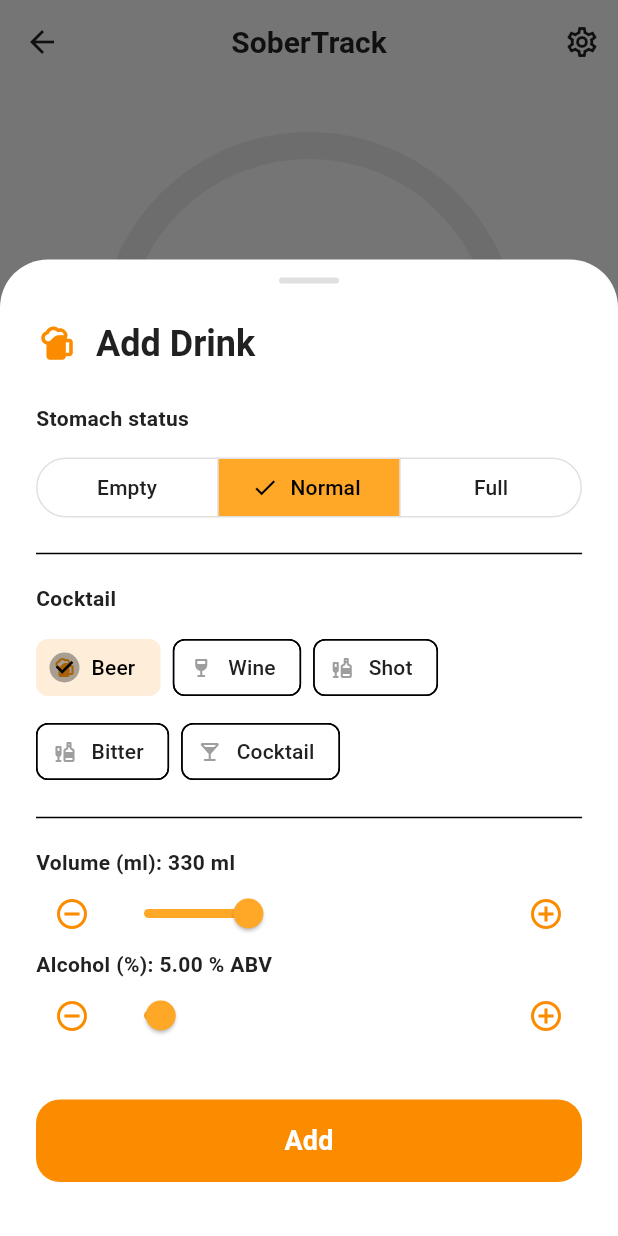
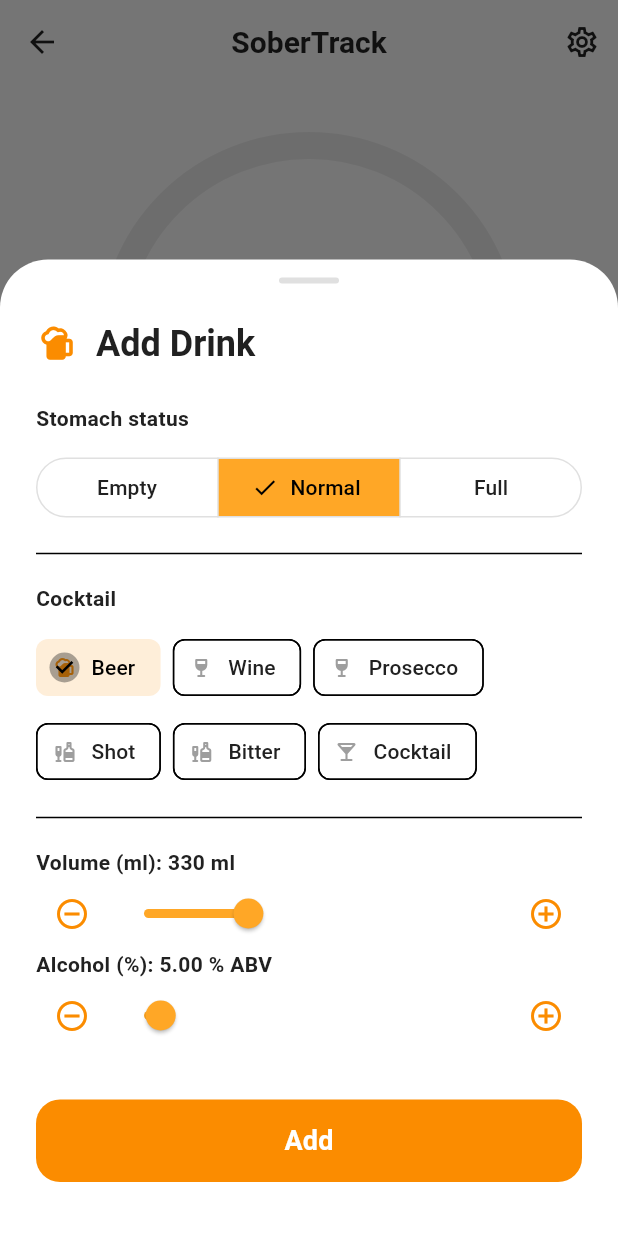
Before and after one commit to ManuCa93/when_can_I_drive_app, a Flutter app: the MainWrapper screen opened directly, after a tap on the "add" icon, on a phone screen of 412 x 824 dp. Run offline on Flutter 3.47's test engine with Material 3 defaults, Android fonts, the phone set to English and light mode, and no system bars; drawn by our look-alikes of percent_indicator; our stand-ins replace fl_chart, flutter_local_notifications, flutter_riverpod, shared_preferences; accounts and stored records are empty.

Commit message:
added prosecco

```diff
--- a/lib/l10n/app_en.arb
+++ b/lib/l10n/app_en.arb
@@ -76,5 +76,6 @@
     }
   },
   "newDriver": "New Driver",
-  "newDriverDesc": "Sets the legal limit to 0.0 g/l (can be changed in settings)"
+  "newDriverDesc": "Sets the legal limit to 0.0 g/l (can be changed in settings)",
+  "prosecco": "Prosecco"
 }
--- a/lib/l10n/app_it.arb
+++ b/lib/l10n/app_it.arb
@@ -76,5 +76,6 @@
     }
   },
   "newDriver": "Neopatentato",
-  "newDriverDesc": "Imposta il limite legale a 0.0 g/l (può essere modificato nelle impostazioni)"
+  "newDriverDesc": "Imposta il limite legale a 0.0 g/l (può essere modificato nelle impostazioni)",
+  "prosecco": "Prosecco"
 }
--- a/lib/l10n/app_localizations.dart
+++ b/lib/l10n/app_localizations.dart
@@ -499,6 +499,12 @@
   /// In en, this message translates to:
   /// **'Sets the legal limit to 0.0 g/l (can be changed in settings)'**
   String get newDriverDesc;
+
+  /// No description provided for @prosecco.
+  ///
+  /// In en, this message translates to:
+  /// **'Prosecco'**
+  String get prosecco;
 }
 
 class _AppLocalizationsDelegate
--- a/lib/l10n/app_localizations_en.dart
+++ b/lib/l10n/app_localizations_en.dart
@@ -221,4 +221,7 @@
   @override
   String get newDriverDesc =>
       'Sets the legal limit to 0.0 g/l (can be changed in settings)';
+
+  @override
+  String get prosecco => 'Prosecco';
 }
--- a/lib/l10n/app_localizations_it.dart
+++ b/lib/l10n/app_localizations_it.dart
@@ -221,4 +221,7 @@
   @override
   String get newDriverDesc =>
       'Imposta il limite legale a 0.0 g/l (può essere modificato nelle impostazioni)';
+
+  @override
+  String get prosecco => 'Prosecco';
 }
--- a/lib/screens/dashboard_screen.dart
+++ b/lib/screens/dashboard_screen.dart
@@ -70,6 +70,7 @@
     final n = name.toLowerCase();
     if (n == 'birra' || n == 'beer') return loc.beer;
     if (n == 'vino' || n == 'wine') return loc.wine;
+    if (n == 'prosecco') return loc.prosecco;
     if (n == 'shot') return loc.shot;
     if (n == 'amaro' || n == 'bitter') return loc.amaro;
     if (n == 'cocktail') return loc.cocktail;
@@ -80,7 +81,7 @@
   IconData _getDrinkIcon(String name) {
     final n = name.toLowerCase();
     if (n.contains('birra') || n.contains('beer')) return Icons.sports_bar_rounded;
-    if (n.contains('vino') || n.contains('wine')) return Icons.wine_bar_rounded;
+    if (n.contains('vino') || n.contains('wine') || n.contains('prosecco')) return Icons.wine_bar_rounded;
     if (n.contains('shot') || n.contains('amaro') || n.contains('bitter')) return Icons.liquor_rounded;
     if (n.contains('cocktail') || n.contains('spritz') || n.contains('gin') || n.contains('negroni')) return Icons.local_bar_rounded;
     return Icons.local_drink_rounded;
--- a/lib/screens/history_screen.dart
+++ b/lib/screens/history_screen.dart
@@ -64,6 +64,7 @@
     final n = name.toLowerCase();
     if (n == 'birra' || n == 'beer') return loc.beer;
     if (n == 'vino' || n == 'wine') return loc.wine;
+    if (n == 'prosecco') return loc.prosecco;
     if (n == 'shot') return loc.shot;
     if (n == 'amaro' || n == 'bitter') return loc.amaro;
     if (n == 'cocktail') return loc.cocktail;
@@ -73,7 +74,7 @@
   IconData _getDrinkIcon(String name) {
     final n = name.toLowerCase();
     if (n.contains('birra') || n.contains('beer')) return Icons.sports_bar_rounded;
-    if (n.contains('vino') || n.contains('wine')) return Icons.wine_bar_rounded;
+    if (n.contains('vino') || n.contains('wine') || n.contains('prosecco')) return Icons.wine_bar_rounded;
     if (n.contains('shot') || n.contains('amaro') || n.contains('bitter')) return Icons.liquor_rounded;
     if (n.contains('cocktail') || n.contains('spritz') || n.contains('gin') || n.contains('negroni')) return Icons.local_bar_rounded;
     return Icons.local_drink_rounded;
@@ -82,7 +83,7 @@
   String _getDrinkEmoji(String name) {
     final n = name.toLowerCase();
     if (n.contains('birra') || n.contains('beer')) return "🍺";
-    if (n.contains('vino') || n.contains('wine')) return "🍷";
+    if (n.contains('vino') || n.contains('wine') || n.contains('prosecco')) return "🥂";
     if (n.contains('shot') || n.contains('amaro') || n.contains('bitter')) return "🥃";
     if (n.contains('cocktail') || n.contains('spritz') || n.contains('gin') || n.contains('negroni')) return "🍸";
     return "💧"; // Default
@@ -301,7 +302,7 @@
                         strokeWidth: 2,
                         dashArray: [5, 5],
                         label: HorizontalLineLabel(
-                          show: true,
+                          show: !user.isNewDriver,
                           alignment: Alignment.topRight,
                           labelResolver: (_) => "Limit",
                           style: const TextStyle(fontSize: 9, color: Colors.red, fontWeight: FontWeight.bold),
--- a/lib/widgets/add_drink_bottom_sheet.dart
+++ b/lib/widgets/add_drink_bottom_sheet.dart
@@ -24,6 +24,7 @@
   final Map<String, Map<String, double>> _categories = {
     'Birra': {'vol': 330, 'abv': 5.0},
     'Vino': {'vol': 150, 'abv': 12.0},
+    'Prosecco': {'vol': 150, 'abv': 11.0},
     'Shot': {'vol': 40, 'abv': 40.0},
     'Amaro': {'vol': 60, 'abv': 30.0},
     'Cocktail': {'vol': 150, 'abv': 15.0},
@@ -60,7 +61,8 @@
   IconData _getCategoryIcon(String category) {
     switch (category) {
       case 'Birra': return Icons.sports_bar_rounded;
-      case 'Vino': return Icons.wine_bar_rounded;
+      case 'Vino':
+      case 'Prosecco': return Icons.wine_bar_rounded;
       case 'Shot':
       case 'Amaro': return Icons.liquor_rounded;
       case 'Cocktail': return Icons.local_bar_rounded;
@@ -73,6 +75,7 @@
     switch (cat) {
       case 'Birra': return loc.beer;
       case 'Vino': return loc.wine;
+      case 'Prosecco': return loc.prosecco;
       case 'Shot': return loc.shot;
       case 'Amaro': return loc.amaro;
       default: return loc.cocktail;
```
